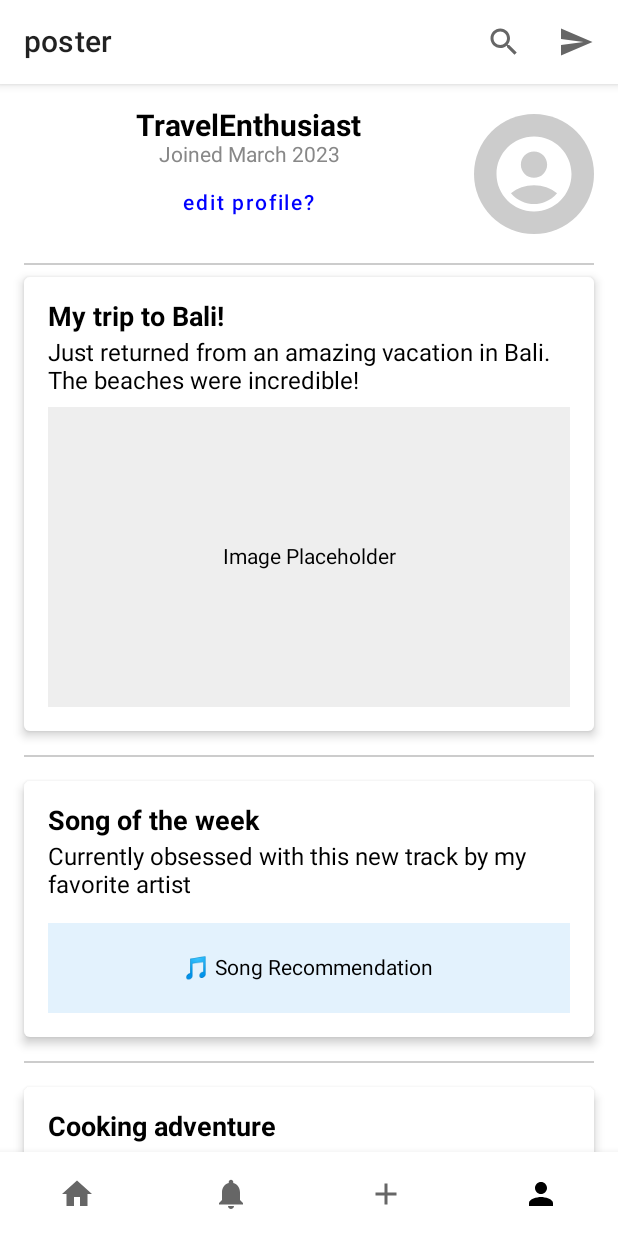
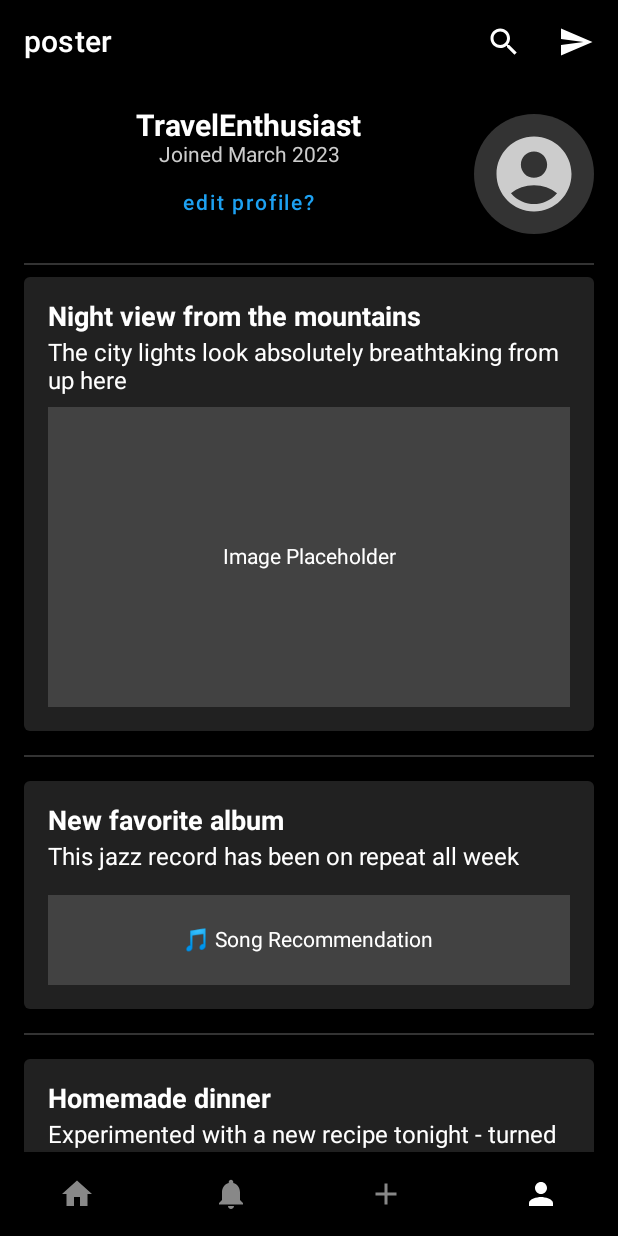
Before and after one commit to ryan0x41/poster-app, an Android app built with Jetpack Compose: the @Preview function HomeViewPreview, item 4 of the bottom bar chosen, on a phone screen of 412 x 824 dp. Run offline under Robolectric (Android 15) with nearby library versions, the phone set to English and light mode, and no system bars.

Commit message:
changed to a darker background colour for home and profile pages

```diff
--- a/composeApp/src/commonMain/kotlin/org/group_h/poster/Screens/HomeScreen.kt
+++ b/composeApp/src/commonMain/kotlin/org/group_h/poster/Screens/HomeScreen.kt
@@ -8,9 +8,7 @@ import androidx.compose.foundation.shape.RoundedCornerShape
 import androidx.compose.material.*
 import androidx.compose.material.icons.Icons
 import androidx.compose.material.icons.filled.*
-import androidx.compose.material.icons.outlined.Send
-import androidx.compose.material.icons.outlined.Share
-import androidx.compose.material.icons.outlined.ThumbUp
+import androidx.compose.material.icons.outlined.*
 import androidx.compose.runtime.Composable
 import androidx.compose.ui.Alignment
 import androidx.compose.ui.Modifier
@@ -29,7 +27,7 @@ fun HomeScreen(navigateToProfile: () -> Unit = {}) {
                 onClick = { /* handles new post */ },
                 backgroundColor = MaterialTheme.colors.primary
             ) {
-                Icon(Icons.Default.Add, contentDescription = "Add Post")
+                Icon(Icons.Default.Add, contentDescription = "Add Post", tint = Color.White)
             }
         }
     ) { paddingValues ->
@@ -37,7 +35,7 @@ fun HomeScreen(navigateToProfile: () -> Unit = {}) {
             modifier = Modifier
                 .fillMaxSize()
                 .padding(paddingValues)
-                .background(Color(0xFFF5F5F5))
+                .background(Color.Black) //black backgroundg
         ) {
             items(samplePosts) { post ->
                 PostItem(post = post)
@@ -52,12 +50,13 @@ fun PostItem(post: Post) {
     Card(
         shape = RoundedCornerShape(12.dp),
         elevation = 4.dp,
+        backgroundColor = Color(0xFF212121), //dark grey container
         modifier = Modifier
             .fillMaxWidth()
             .padding(horizontal = 8.dp, vertical = 4.dp)
     ) {
         Column(modifier = Modifier.padding(16.dp)) {
-            //user header for each post
+            //header for user
             Row(
                 verticalAlignment = Alignment.CenterVertically,
                 modifier = Modifier.padding(bottom = 8.dp)
@@ -66,18 +65,19 @@ fun PostItem(post: Post) {
                     imageVector = Icons.Default.AccountCircle,
                     contentDescription = "Profile",
                     modifier = Modifier.size(40.dp),
-                    tint = Color.Gray
+                    tint = Color.LightGray //brighter icon colour
                 )
                 Spacer(modifier = Modifier.width(8.dp))
                 Column {
                     Text(
                         text = "SampleUsername",
-                        fontWeight = FontWeight.Bold
+                        fontWeight = FontWeight.Bold,
+                        color = Color.White //white text
                     )
                     Text(
                         text = "2h ago",
                         fontSize = 12.sp,
-                        color = Color.Gray
+                        color = Color.LightGray //light grey for secondary text
                     )
                 }
             }
@@ -87,11 +87,13 @@ fun PostItem(post: Post) {
                 text = post.title,
                 style = MaterialTheme.typography.h6,
                 fontWeight = FontWeight.Bold,
+                color = Color.White, //white text
                 modifier = Modifier.padding(bottom = 4.dp)
             )
             Text(
                 text = post.content,
-                style = MaterialTheme.typography.body1
+                style = MaterialTheme.typography.body1,
+                color = Color.White //white text
             )
 
             //media placeholders
@@ -101,10 +103,13 @@ fun PostItem(post: Post) {
                     modifier = Modifier
                         .fillMaxWidth()
                         .height(200.dp)
-                        .background(Color(0xFFEEEEEE), RoundedCornerShape(8.dp)),
+                        .background(Color(0xFF424242), RoundedCornerShape(8.dp)), //darker grey
                     contentAlignment = Alignment.Center
                 ) {
-                    Text("Image Placeholder")
+                    Text(
+                        "Image Placeholder",
+                        color = Color.White //white text
+                    )
                 }
             }
 
@@ -114,117 +119,91 @@ fun PostItem(post: Post) {
                     modifier = Modifier
                         .fillMaxWidth()
                         .height(60.dp)
-                        .background(Color(0xFFE3F2FD), RoundedCornerShape(8.dp)),
+                        .background(Color(0xFF424242), RoundedCornerShape(8.dp)), //darker grey
                     contentAlignment = Alignment.Center
                 ) {
-                    Text("🎵 Song Recommendation")
+                    Text(
+                        "🎵 Song Recommendation",
+                        color = Color.White //white text
+                    )
                 }
             }
 
-            //buttons spaced out
+            //like, comment, share buttons
             Row(
                 modifier = Modifier
                     .fillMaxWidth()
                     .padding(top = 8.dp),
                 horizontalArrangement = Arrangement.SpaceEvenly
             ) {
-                //like button
                 ActionButton(
                     icon = Icons.Outlined.ThumbUp,
                     contentDescription = "Like",
-                    onClick = { /* list action */ }
+                    onClick = { /* like action */ },
+                    iconColor = Color.LightGray
                 )
 
-                //comment button
                 ActionButton(
                     icon = Icons.Outlined.Send,
                     contentDescription = "Comment",
-                    onClick = { /* comment action */ }
+                    onClick = { /* comment action */ },
+                    iconColor = Color.LightGray
                 )
 
-                //share button
                 ActionButton(
                     icon = Icons.Outlined.Share,
                     contentDescription = "Share",
-                    onClick = { /* share action */ }
+                    onClick = { /* share action */ },
+                    iconColor = Color.LightGray
                 )
             }
         }
     }
 }
 
-//reusable button action component
 @Composable
 fun ActionButton(
     icon: ImageVector,
     contentDescription: String,
-    onClick: () -> Unit
+    onClick: () -> Unit,
+    iconColor: Color
 ) {
-    TextButton(
+    IconButton(
         onClick = onClick,
-        modifier = Modifier.padding(horizontal = 4.dp),
-        colors = ButtonDefaults.textButtonColors(
-            contentColor = Color.Gray //sets all icons and text to grey
+        modifier = Modifier.size(48.dp)
+    ) {
+        Icon(
+            imageVector = icon,
+            contentDescription = contentDescription,
+            tint = iconColor,
+            modifier = Modifier.size(24.dp)
         )
-    ) {
-        Row(
-            verticalAlignment = Alignment.CenterVertically
-        ) {
-            Icon(
-                imageVector = icon,
-                contentDescription = contentDescription,
-                modifier = Modifier.size(20.dp),
-                tint = Color.Gray //grey for icon
-            )
-            Spacer(modifier = Modifier.width(4.dp))
-            Text(
-                text = when (contentDescription) {
-                    "Like" -> "Like"
-                    "Comment" -> "Comment"
-                    "Share" -> "Share"
-                    else -> ""
-                },
-                fontSize = 12.sp,
-                color = Color.Gray //grey for text
-            )
-        }
     }
 }
 
-
-
-//sample posts for home screen
-//will implement live posts soon
 val samplePosts = listOf(
     Post(
-        title = "Beautiful day at the beach!",
-        content = "Enjoying the sunny weather and ocean views.",
+        title = "Beautiful night view!",
+        content = "The city lights look amazing from up here.",
         hasImage = true
     ),
     Post(
-        title = "New song recommendation",
-        content = "Check out this amazing track I discovered!",
+        title = "New album released",
+        content = "Just dropped my new EP, check it out!",
         hasSong = true
     ),
     Post(
-        title = "Thought for the day",
-        content = "The only way to do great work is to love what you do."
-    ),
-    Post(
-        title = "Recipe share",
-        content = "Made this delicious pasta dish today!",
-        hasImage = true
-    ),
-    Post(
-        title = "Weekend plans",
-        content = "Looking forward to hiking this weekend!"
+        title = "Thought for the night",
+        content = "The stars are especially bright tonight."
     )
 )
 
 @Preview
 @Composable
 fun HomeScreenPreview() {
-    MaterialTheme {
+    MaterialTheme(
+        colors = darkColors()
+    ) {
         Surface(modifier = Modifier.fillMaxSize()) {
             HomeScreen()
         }
--- a/composeApp/src/commonMain/kotlin/org/group_h/poster/Screens/Models.kt
+++ b/composeApp/src/commonMain/kotlin/org/group_h/poster/Screens/Models.kt
@@ -12,10 +12,10 @@ package org.group_h.poster.Screens
     in their post
 */
 data class Post(
-    val title: String,
-    val content: String,
-    val hasImage: Boolean = false,
-    val hasSong: Boolean = false
+    val title: String,//post heading
+    val content: String,//post content
+    val hasImage: Boolean = false,//if post has an image
+    val hasSong: Boolean = false//if post has a song
 )
 /*
     same with Post, it just defines what should
@@ -24,8 +24,8 @@ data class Post(
     post
  */
 data class User(
-    val username: String,
-    val joinDate: String,
-    val isCurrentUser: Boolean,
-    val posts: List<Post>
+    val username: String,//username
+    val joinDate: String,//user join date
+    val isCurrentUser: Boolean,//if the user is logged in
+    val posts: List<Post>//all the users posts (if they have any)
 )
--- a/composeApp/src/commonMain/kotlin/org/group_h/poster/Screens/ProfileScreen.kt
+++ b/composeApp/src/commonMain/kotlin/org/group_h/poster/Screens/ProfileScreen.kt
@@ -6,6 +6,8 @@ import androidx.compose.foundation.lazy.LazyColumn
 import androidx.compose.foundation.lazy.items
 import androidx.compose.foundation.shape.CircleShape
 import androidx.compose.material.*
+import androidx.compose.material.icons.Icons
+import androidx.compose.material.icons.filled.AccountCircle
 import androidx.compose.runtime.Composable
 import androidx.compose.ui.Alignment
 import androidx.compose.ui.Modifier
@@ -15,19 +17,16 @@ import androidx.compose.ui.text.font.FontWeight
 import androidx.compose.ui.unit.dp
 import androidx.compose.ui.unit.sp
 import org.jetbrains.compose.ui.tooling.preview.Preview
-import androidx.compose.material.icons.Icons
-import androidx.compose.material.icons.filled.AccountCircle
 
 @Composable
 fun ProfileScreen(user: User = sampleUser) {
     Column(
         modifier = Modifier
             .fillMaxSize()
+            .background(Color.Black) // black background
             .padding(horizontal = 16.dp)
     ) {
-
-        //user info
-        //centered with image placeholder on the right
+        //user info section
         Row(
             modifier = Modifier
                 .fillMaxWidth()
@@ -42,46 +41,50 @@ fun ProfileScreen(user: User = sampleUser) {
                 Text(
                     text = user.username,
                     fontSize = 20.sp,
-                    fontWeight = FontWeight.Bold
+                    fontWeight = FontWeight.Bold,
+                    color = Color.White //white text
                 )
                 Text(
                     text = user.joinDate,
                     fontSize = 14.sp,
-                    color = Color.Gray
+                    color = Color.LightGray // light grey for secondary text
                 )
                 if (user.isCurrentUser) {
                     TextButton(onClick = { /* edit profile */ }) {
-                        Text("edit profile?", color = Color.Blue)
+                        Text(
+                            "edit profile?",
+                            color = Color(0xFF1DA1F2) // edit profile blue
+                        )
                     }
                 }
             }
 
-            //profile image placeholder on right side
-            //using box instead of image for now
+            //profile image placeholder
             Box(
                 modifier = Modifier
                     .size(80.dp)
                     .clip(CircleShape)
-                    .background(Color.LightGray),
+                    .background(Color(0xFF333333)), //dark grey circle for profile image
                 contentAlignment = Alignment.Center
             ) {
                 Icon(
                     imageVector = Icons.Default.AccountCircle,
                     contentDescription = "Profile Image",
-                    tint = Color.White,
+                    tint = Color.LightGray, // light grey icon
                     modifier = Modifier.size(60.dp)
                 )
             }
         }
-        Divider(color = Color.LightGray, thickness = 1.dp)
+        Divider(color = Color(0xFF333333), thickness = 1.dp) //dark grey divider
 
+        //list of posts
         LazyColumn(
             modifier = Modifier.fillMaxWidth()
         ) {
             items(user.posts) { post ->
                 ProfilePostItem(post)
                 Divider(
-                    color = Color.LightGray,
+                    color = Color(0xFF333333),
                     thickness = 1.dp,
                     modifier = Modifier.padding(vertical = 8.dp)
                 )
@@ -94,6 +97,7 @@ fun ProfileScreen(user: User = sampleUser) {
 fun ProfilePostItem(post: Post) {
     Card(
         elevation = 4.dp,
+        backgroundColor = Color(0xFF212121), //dark grey card
         modifier = Modifier
             .fillMaxWidth()
             .padding(vertical = 8.dp)
@@ -106,11 +110,13 @@ fun ProfilePostItem(post: Post) {
                 text = post.title,
                 fontSize = 18.sp,
                 fontWeight = FontWeight.Bold,
+                color = Color.White, //white text
                 modifier = Modifier.padding(bottom = 4.dp)
             )
             Text(
                 text = post.content,
                 fontSize = 16.sp,
+                color = Color.White, //white text
                 modifier = Modifier.padding(bottom = 8.dp)
             )
 
@@ -120,10 +126,13 @@ fun ProfilePostItem(post: Post) {
                     modifier = Modifier
                         .fillMaxWidth()
                         .height(200.dp)
-                        .background(Color(0xFFEEEEEE)),
+                        .background(Color(0xFF424242)), //darker grey for media background
                     contentAlignment = Alignment.Center
                 ) {
-                    Text("Image Placeholder")
+                    Text(
+                        "Image Placeholder",
+                        color = Color.White //white text
+                    )
                 }
             }
 
@@ -133,35 +142,38 @@ fun ProfilePostItem(post: Post) {
                     modifier = Modifier
                         .fillMaxWidth()
                         .height(60.dp)
-                        .background(Color(0xFFE3F2FD)),
+                        .background(Color(0xFF424242)), //darker grey
                     contentAlignment = Alignment.Center
                 ) {
-                    Text("🎵 Song Recommendation")
+                    Text(
+                        "🎵 Song Recommendation",
+                        color = Color.White //white text
+                    )
                 }
             }
         }
     }
 }
 
-//sample user infor and posts
+//sample user posts
 val sampleUser = User(
     username = "TravelEnthusiast",
     joinDate = "Joined March 2023",
     isCurrentUser = true,
     posts = listOf(
         Post(
-            title = "My trip to Bali!",
-            content = "Just returned from an amazing vacation in Bali. The beaches were incredible!",
+            title = "Night view from the mountains",
+            content = "The city lights look absolutely breathtaking from up here",
             hasImage = true
         ),
         Post(
-            title = "Song of the week",
-            content = "Currently obsessed with this new track by my favorite artist",
+            title = "New favorite album",
+            content = "This jazz record has been on repeat all week",
             hasSong = true
         ),
         Post(
-            title = "Cooking adventure",
-            content = "Tried making homemade pasta for the first time today. It was delicious!",
+            title = "Homemade dinner",
+            content = "Experimented with a new recipe tonight - turned out amazing!",
             hasImage = true
         )
     )
@@ -170,7 +182,9 @@ val sampleUser = User(
 @Preview
 @Composable
 fun ProfileScreenPreview() {
-    MaterialTheme {
+    MaterialTheme(
+        colors = darkColors()
+    ) {
         ProfileScreen()
     }
 }
--- a/composeApp/src/commonMain/kotlin/org/group_h/poster/ui/components/BottomNavigationBar.kt
+++ b/composeApp/src/commonMain/kotlin/org/group_h/poster/ui/components/BottomNavigationBar.kt
@@ -5,36 +5,69 @@ import androidx.compose.material.icons.Icons
 import androidx.compose.material.icons.filled.*
 import androidx.compose.runtime.Composable
 import androidx.compose.ui.graphics.Color
-
+import androidx.compose.ui.unit.dp
 
 @Composable
 fun BottomNavigationBar(selectedTab: String, onTabSelected: (String) -> Unit) {
     BottomNavigation(
-        backgroundColor = Color.White,
-        contentColor = Color.Black
+        backgroundColor = Color.Black, // Black background
+        contentColor = Color.White,    // White icons
+        elevation = 8.dp              // Slight elevation for depth
     ) {
         BottomNavigationItem(
-            icon = { Icon(Icons.Filled.Home, contentDescription = "Home") },
+            icon = {
+                Icon(
+                    Icons.Filled.Home,
+                    contentDescription = "Home",
+                    tint = if (selectedTab == "home") Color.White else Color.Gray
+                )
+            },
             selected = selectedTab == "home",
-            onClick = { onTabSelected("home") }
+            onClick = { onTabSelected("home") },
+            selectedContentColor = Color.White,
+            unselectedContentColor = Color.Gray
         )
 
         BottomNavigationItem(
-            icon = { Icon(Icons.Filled.Notifications, contentDescription = "Notifications") },
+            icon = {
+                Icon(
+                    Icons.Filled.Notifications,
+                    contentDescription = "Notifications",
+                    tint = if (selectedTab == "notifications") Color.White else Color.Gray
+                )
+            },
             selected = selectedTab == "notifications",
-            onClick = { onTabSelected("notifications") }
+            onClick = { onTabSelected("notifications") },
+            selectedContentColor = Color.White,
+            unselectedContentColor = Color.Gray
         )
 
         BottomNavigationItem(
-            icon = { Icon(Icons.Filled.Add, contentDescription = "Post") },
+            icon = {
+                Icon(
+                    Icons.Filled.Add,
+                    contentDescription = "Post",
+                    tint = if (selectedTab == "post") Color.White else Color.Gray
+                )
+            },
             selected = selectedTab == "post",
-            onClick = { onTabSelected("post") }
+            onClick = { onTabSelected("post") },
+            selectedContentColor = Color.White,
+            unselectedContentColor = Color.Gray
         )
 
         BottomNavigationItem(
-            icon = { Icon(Icons.Filled.Person, contentDescription = "Profile") },
+            icon = {
+                Icon(
+                    Icons.Filled.Person,
+                    contentDescription = "Profile",
+                    tint = if (selectedTab == "profile") Color.White else Color.Gray
+                )
+            },
             selected = selectedTab == "profile",
-            onClick = { onTabSelected("profile") }
+            onClick = { onTabSelected("profile") },
+            selectedContentColor = Color.White,
+            unselectedContentColor = Color.Gray
         )
     }
 }
--- a/composeApp/src/commonMain/kotlin/org/group_h/poster/ui/components/TopBar.kt
+++ b/composeApp/src/commonMain/kotlin/org/group_h/poster/ui/components/TopBar.kt
@@ -10,15 +10,29 @@ import androidx.compose.ui.graphics.Color
 @Composable
 fun TopBar(onTabSelected: (String) -> Unit) {
     TopAppBar(
-        title = { Text("poster", style = MaterialTheme.typography.h6) },
-        backgroundColor = Color.White,
-        contentColor = Color.Black,
+        title = {
+            Text(
+                "poster",
+                style = MaterialTheme.typography.h6,
+                color = Color.White
+            )
+        },
+        backgroundColor = Color.Black, // Black background
+        contentColor = Color.White,    // White icons/text
         actions = {
             IconButton(onClick = { onTabSelected("search") }) {
-                Icon(Icons.Filled.Search, contentDescription = "Search")
+                Icon(
+                    Icons.Filled.Search,
+                    contentDescription = "Search",
+                    tint = Color.White
+                )
             }
             IconButton(onClick = { onTabSelected("messages") }) {
-                Icon(Icons.Filled.Send, contentDescription = "Messages")
+                Icon(
+                    Icons.Filled.Send,
+                    contentDescription = "Messages",
+                    tint = Color.White
+                )
             }
         }
     )
```
